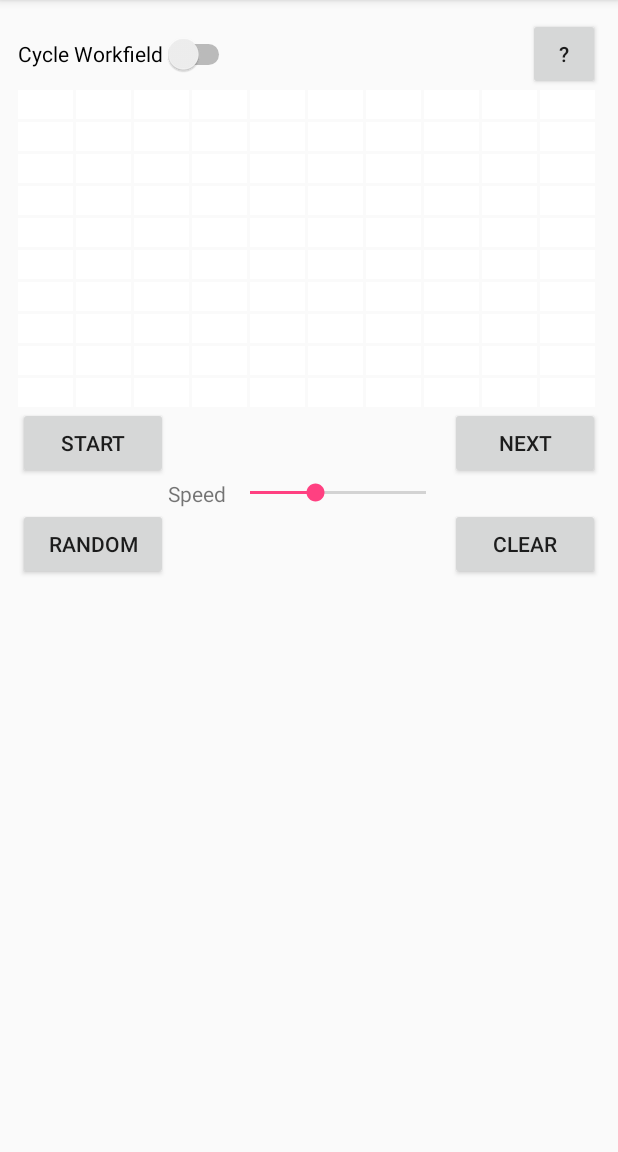
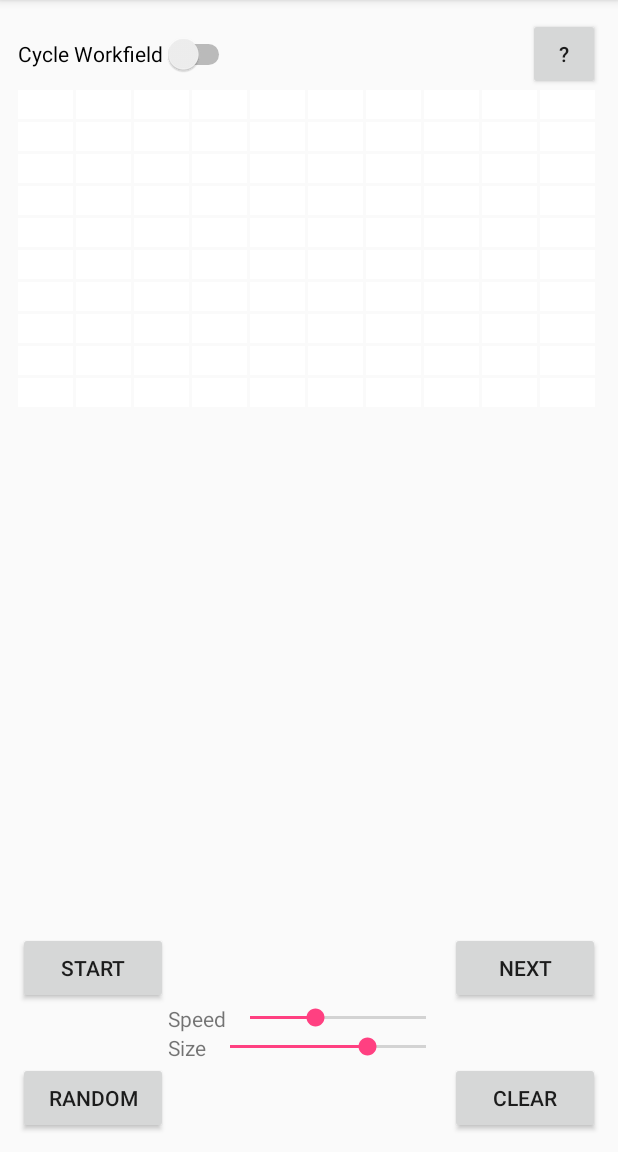
Before and after one commit to iamai74/GameLife, an Android app: the screen it shows after launch (MainActivity), on a phone screen of 412 x 824 dp, the part 84-1236 px from its top. Run offline under Robolectric (Android 15) with nearby library versions, the phone set to English and light mode, and no system bars.

```diff
--- a/app/src/main/java/com/example/ai/lifegame/MainActivity.java
+++ b/app/src/main/java/com/example/ai/lifegame/MainActivity.java
@@ -13,10 +13,11 @@ import android.widget.Switch;
 public class MainActivity extends AppCompatActivity {
 
     SpeedControl speedControl;
+    SizeControl sizeControl;
     WorkFieldControl workFieldControl;
     GridView gvMain;
     Button startButton, nextButton, clearButton, helpButton, randomButton;
-    SeekBar speedBar;
+    SeekBar speedBar, sizeBar;
     Switch cycleSwitch;
 
 
@@ -52,6 +53,29 @@ public class MainActivity extends AppCompatActivity {
             @Override
             public void onProgressChanged(SeekBar seekBar, int i, boolean b) {
                 speedControl.setSpeed(speedBar.getProgress());
+            }
+
+            @Override
+            public void onStartTrackingTouch(SeekBar seekBar) {
+
+            }
+
+            @Override
+            public void onStopTrackingTouch(SeekBar seekBar) {
+
+            }
+        });
+
+        //регулятор размера
+        sizeControl = new SizeControl();
+        sizeBar = (SeekBar) findViewById(R.id.sizeBar);
+        sizeBar.setProgress(sizeControl.getSizeProgress());
+        sizeBar.setOnSeekBarChangeListener(new SeekBar.OnSeekBarChangeListener() {
+            @Override
+            public void onProgressChanged(SeekBar seekBar, int i, boolean b) {
+                sizeControl.setSize(sizeBar.getProgress());
+                workFieldControl.setSize(sizeControl.getSize());
+                workFieldControl.startWorkField(MainActivity.this);
             }
 
             @Override
--- /dev/null
+++ b/app/src/main/java/com/example/ai/lifegame/SizeControl.java
@@ -0,0 +1,23 @@
+package com.example.ai.lifegame;
+
+/**
+ * Created by AI on 23.06.16.
+ */
+public class SizeControl {
+
+    private static final int minSize = 3;
+    private static final int maxSize = 13;
+
+    private int size = 7;
+
+    public int getSize() {
+        return size;
+    }
+    public int getSizeProgress() {
+        return Math.round(this.size * 100 / (maxSize - minSize));
+    }
+
+    public void setSize(int progress){
+        this.size = Math.round(progress * (maxSize - minSize) / 100) + 3;
+    }
+}
--- a/app/src/main/res/layout/activity_main.xml
+++ b/app/src/main/res/layout/activity_main.xml
@@ -14,14 +14,22 @@
         android:layout_alignParentTop="true"
         android:layout_alignParentRight="true" />
 
-    <GridView
-        android:layout_width="wrap_content"
-        android:layout_height="wrap_content"
-        android:id="@+id/sandBox"
-        android:verticalSpacing="2dp"
-        android:horizontalSpacing="2dp"
-       android:layout_below="@+id/helpButton"
-        android:layout_alignParentLeft="true" />
+    <LinearLayout
+        android:layout_width="match_parent"
+        android:layout_height="match_parent"
+        android:orientation="vertical"
+        android:gravity="center"
+        android:id="@+id/sandboxLayout"
+        android:layout_below="@id/helpButton">
+        <GridView
+            android:layout_width="match_parent"
+            android:layout_height="match_parent"
+            android:id="@+id/sandBox"
+            android:verticalSpacing="2dp"
+            android:horizontalSpacing="2dp"
+            android:stretchMode="columnWidth"
+            />
+    </LinearLayout>
     <Switch
         android:layout_width="wrap_content"
         android:layout_height="wrap_content"
@@ -29,25 +37,7 @@
         android:id="@+id/cycleSwitch"
         android:layout_alignParentTop="true"
         android:layout_alignParentLeft="true"
-        android:layout_above="@id/sandBox"
-        />
-    <Button
-        style="?android:attr/buttonStyleSmall"
-        android:layout_width="100dp"
-        android:layout_height="wrap_content"
-        android:text="New Button"
-        android:id="@+id/startStopButton"
-        android:layout_below="@+id/sandBox"
-        android:layout_alignParentLeft="true" />
-
-    <Button
-        style="?android:attr/buttonStyleSmall"
-        android:layout_width="100dp"
-        android:layout_height="wrap_content"
-        android:text="New Button"
-        android:id="@+id/nextButton"
-        android:layout_below="@+id/sandBox"
-        android:layout_alignParentRight="true"
+        android:layout_above="@id/sandboxLayout"
         />
 
     <Button
@@ -56,7 +46,7 @@
         android:layout_height="wrap_content"
         android:text="New Button"
         android:id="@+id/randomButton"
-        android:layout_below="@+id/speedControl"
+        android:layout_alignParentBottom="true"
         android:layout_alignParentLeft="true" />
 
     <Button
@@ -65,19 +55,42 @@
         android:layout_height="wrap_content"
         android:text="New Button"
         android:id="@+id/clearButton"
-        android:layout_below="@+id/speedControl"
+        android:layout_alignParentBottom="true"
         android:layout_alignParentRight="true" />
 
     <LinearLayout
         android:layout_width="wrap_content"
         android:layout_height="wrap_content"
         android:orientation="horizontal"
-        android:layout_below="@id/startStopButton"
-        android:layout_toEndOf="@id/startStopButton"
-        android:layout_toStartOf="@id/nextButton"
+        android:layout_above="@id/clearButton"
+        android:layout_toEndOf="@id/randomButton"
+        android:layout_toStartOf="@id/clearButton"
+        android:id="@+id/sizeControl"
+        android:layout_toLeftOf="@id/randomButton"
+        android:layout_toRightOf="@id/clearButton">
+        <TextView
+            android:layout_width="wrap_content"
+            android:layout_height="wrap_content"
+            android:textAppearance="?android:attr/textAppearanceSmall"
+            android:text="Size"
+            android:gravity="center_vertical"
+            android:id="@+id/sizeText"
+            />
+        <SeekBar
+            android:layout_width="match_parent"
+            android:layout_height="wrap_content"
+            android:id="@+id/sizeBar" />
+    </LinearLayout>
+    <LinearLayout
+        android:layout_width="wrap_content"
+        android:layout_height="wrap_content"
+        android:orientation="horizontal"
+        android:layout_above="@id/sizeControl"
+        android:layout_toEndOf="@id/randomButton"
+        android:layout_toStartOf="@id/clearButton"
         android:id="@+id/speedControl"
-        android:layout_toLeftOf="@id/nextButton"
-        android:layout_toRightOf="@id/startStopButton">
+        android:layout_toLeftOf="@id/clearButton"
+        android:layout_toRightOf="@id/randomButton">
         <TextView
             android:layout_width="wrap_content"
             android:layout_height="wrap_content"
@@ -91,5 +104,24 @@
             android:layout_height="wrap_content"
             android:id="@+id/speedBar" />
     </LinearLayout>
+    <Button
+        style="?android:attr/buttonStyleSmall"
+        android:layout_width="100dp"
+        android:layout_height="wrap_content"
+        android:text="New Button"
+        android:id="@+id/startStopButton"
+        android:layout_above="@id/speedControl"
+        android:layout_alignParentLeft="true" />
+
+    <Button
+        style="?android:attr/buttonStyleSmall"
+        android:layout_width="100dp"
+        android:layout_height="wrap_content"
+        android:text="New Button"
+        android:id="@+id/nextButton"
+
+        android:layout_alignParentRight="true"
+        android:layout_above="@id/speedControl"
+        />
 
 </RelativeLayout>
--- a/app/src/main/res/layout/item.xml
+++ b/app/src/main/res/layout/item.xml
@@ -6,9 +6,8 @@
     android:background="@android:color/white">
     <TextView
         android:id="@+id/tvText"
-        android:layout_width="wrap_content"
-        android:layout_height="wrap_content"
-        android:gravity="center_vertical"
+        android:layout_width="match_parent"
+        android:layout_height="match_parent"
         android:text=""
         android:visibility="invisible">
     </TextView>
```
